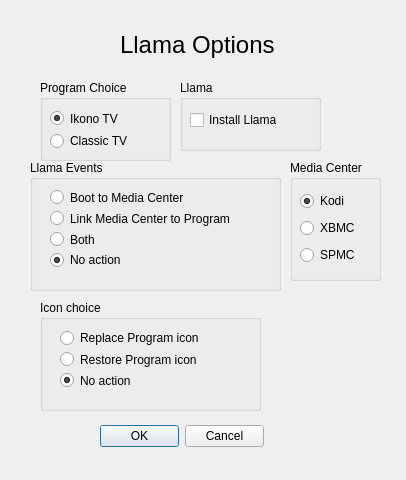
This is llamadialog.ui in kbrack1/adbFire as Qt 5 draws it before an edit. The edited form follows.
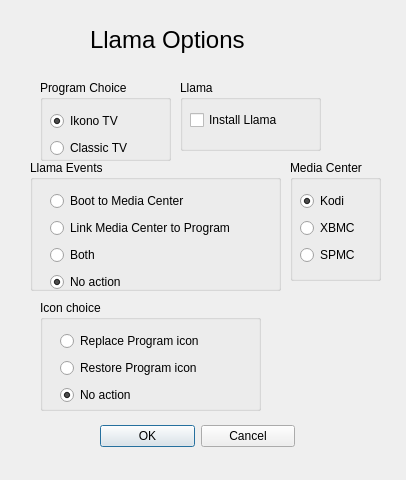
This is the edited form.

```diff
--- a/llamadialog.ui
+++ b/llamadialog.ui
@@ -16,10 +16,10 @@
   <widget class="QLabel" name="label">
    <property name="geometry">
     <rect>
-     <x>120</x>
-     <y>30</y>
-     <width>181</width>
-     <height>31</height>
+     <x>90</x>
+     <y>20</y>
+     <width>201</width>
+     <height>41</height>
     </rect>
    </property>
    <property name="text">
@@ -44,7 +44,7 @@
       <x>20</x>
       <y>30</y>
       <width>211</width>
-      <height>77</height>
+      <height>103</height>
      </rect>
     </property>
     <layout class="QVBoxLayout" name="verticalLayout">
@@ -115,13 +115,13 @@
    <property name="title">
     <string>Icon choice</string>
    </property>
-   <widget class="QWidget" name="">
+   <widget class="QWidget" name="layoutWidget">
     <property name="geometry">
      <rect>
       <x>20</x>
       <y>30</y>
       <width>167</width>
-      <height>58</height>
+      <height>76</height>
      </rect>
     </property>
     <layout class="QVBoxLayout" name="verticalLayout_2">
@@ -179,7 +179,7 @@
       <x>10</x>
       <y>30</y>
       <width>91</width>
-      <height>39</height>
+      <height>49</height>
      </rect>
     </property>
     <layout class="QVBoxLayout" name="verticalLayout_3">
@@ -296,12 +296,12 @@
     </layout>
    </widget>
   </widget>
-  <widget class="QWidget" name="">
+  <widget class="QWidget" name="layoutWidget">
    <property name="geometry">
     <rect>
      <x>100</x>
      <y>420</y>
-     <width>164</width>
+     <width>195</width>
      <height>32</height>
     </rect>
    </property>
```
